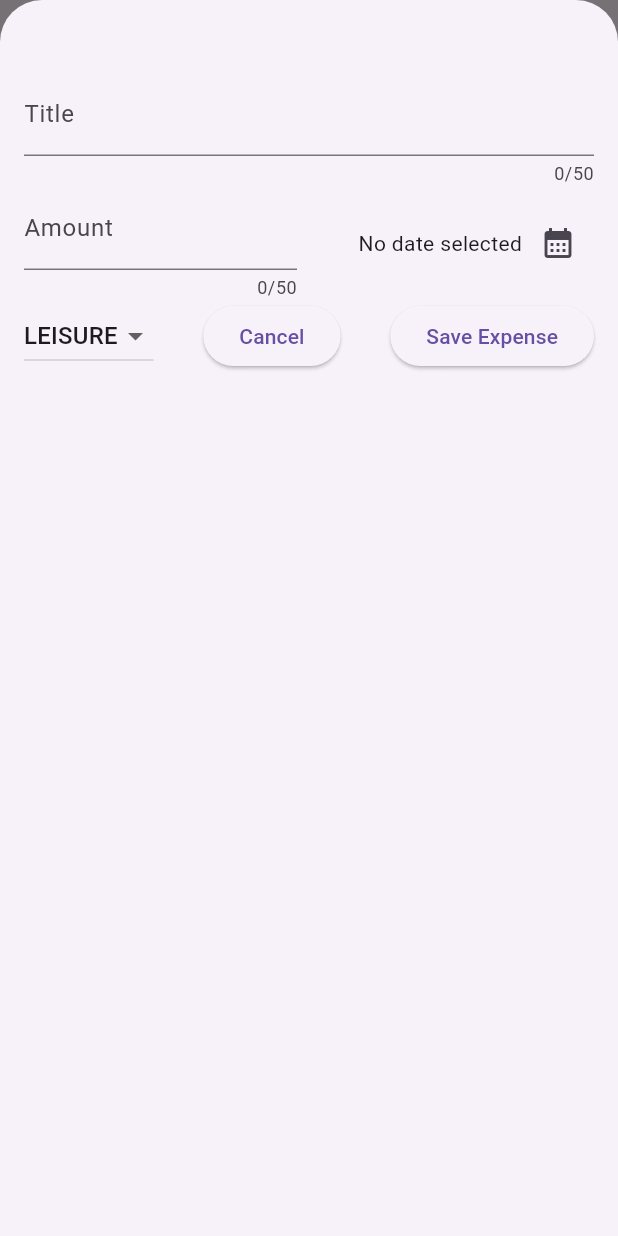
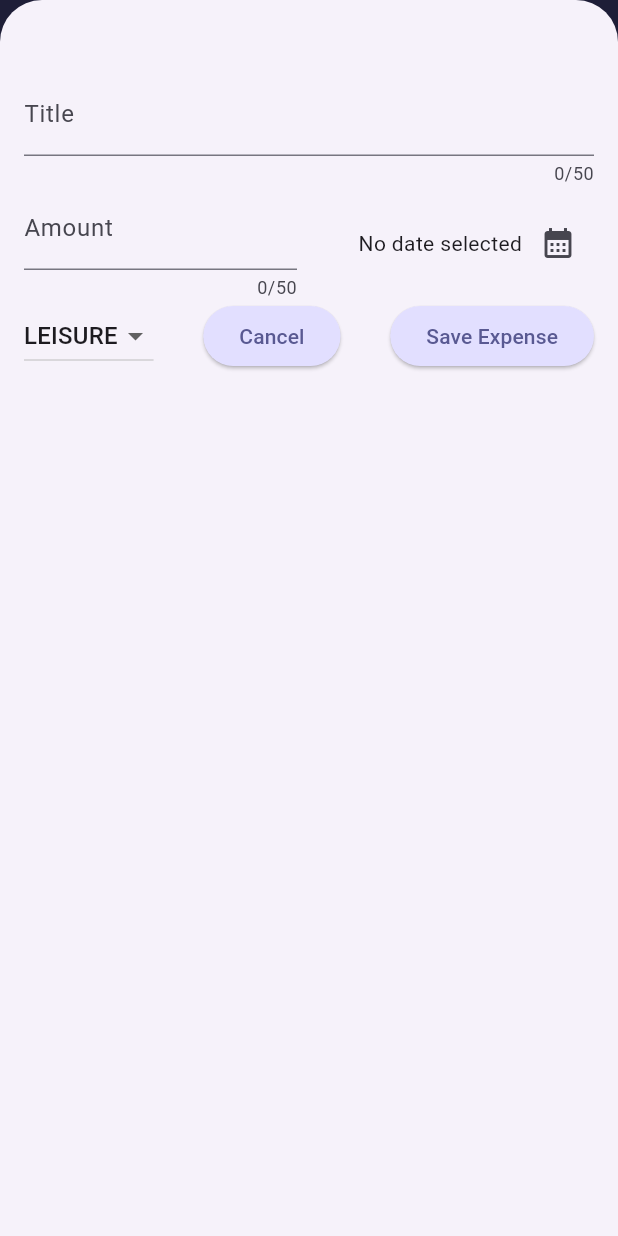
Before and after one commit to duytoann/flutter_expense_tracker_app, a Flutter app: the screen it shows after launch, after a tap on the "add circle outline" icon, on a phone screen of 412 x 824 dp. Run offline on Flutter 3.47's test engine with Material 3 defaults, Android fonts, the phone set to English and light mode, and no system bars.

Commit message:
122,123,124/setting & using a color scheme

```diff
--- a/lib/main.dart
+++ b/lib/main.dart
@@ -2,10 +2,38 @@ import 'package:flutter/material.dart';
 
 import 'widgets/expenses.dart';
 
+var kColorScheme = ColorScheme.fromSeed(seedColor: const Color.fromARGB(255, 87, 87, 156));
+
 void main() {
   runApp(
-    const MaterialApp(
-      home: Expenses(),
+    MaterialApp(
+      theme: ThemeData().copyWith(
+        colorScheme: kColorScheme,
+        appBarTheme: const AppBarTheme().copyWith(
+          backgroundColor: kColorScheme.onPrimaryContainer,
+          foregroundColor: kColorScheme.primaryContainer,
+        ),
+        cardTheme: const CardTheme().copyWith(
+          color: kColorScheme.secondaryContainer,
+          margin: const EdgeInsets.symmetric(
+            vertical: 8,
+            horizontal: 16,
+          ),
+        ),
+        elevatedButtonTheme: ElevatedButtonThemeData(
+          style: ElevatedButton.styleFrom(
+            backgroundColor: kColorScheme.primaryContainer,
+          ),
+        ),
+        textTheme: ThemeData().textTheme.copyWith(
+              titleLarge: TextStyle(
+                fontWeight: FontWeight.normal,
+                color: kColorScheme.onSecondaryContainer,
+                fontSize: 14,
+              ),
+            ),
+      ),
+      home: const Expenses(),
     ),
   );
 }
--- a/lib/widgets/expenses.dart
+++ b/lib/widgets/expenses.dart
@@ -80,7 +80,6 @@ class _ExpensesState extends State<Expenses> {
       ),
       body: Column(
         children: [
-          const Text('The chart'),
           Expanded(
             child: mainContent,
           ),
```
